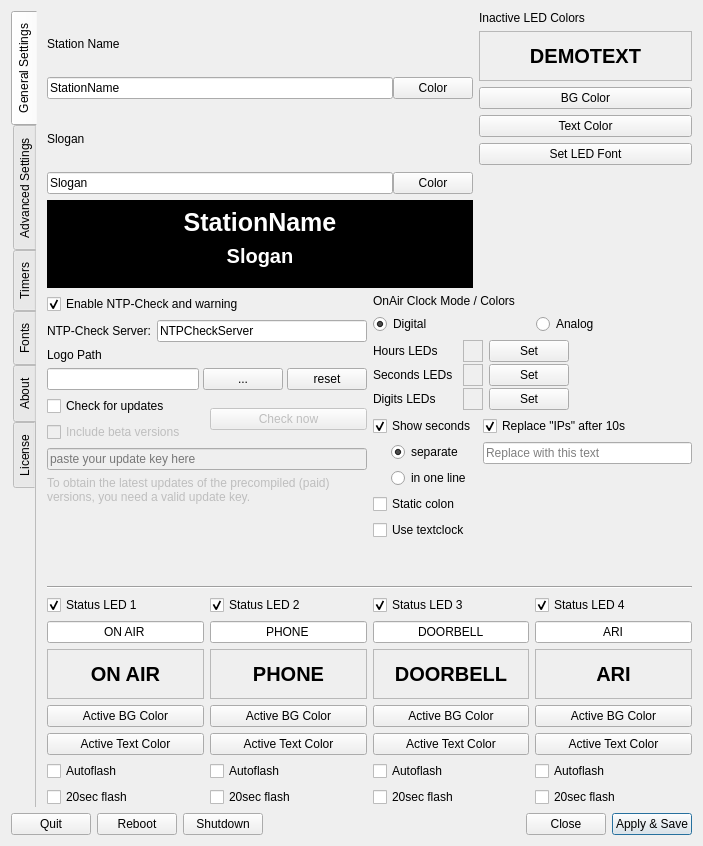
saschaludwig/OnAirScreen, file settings.ui: the form before one commit.
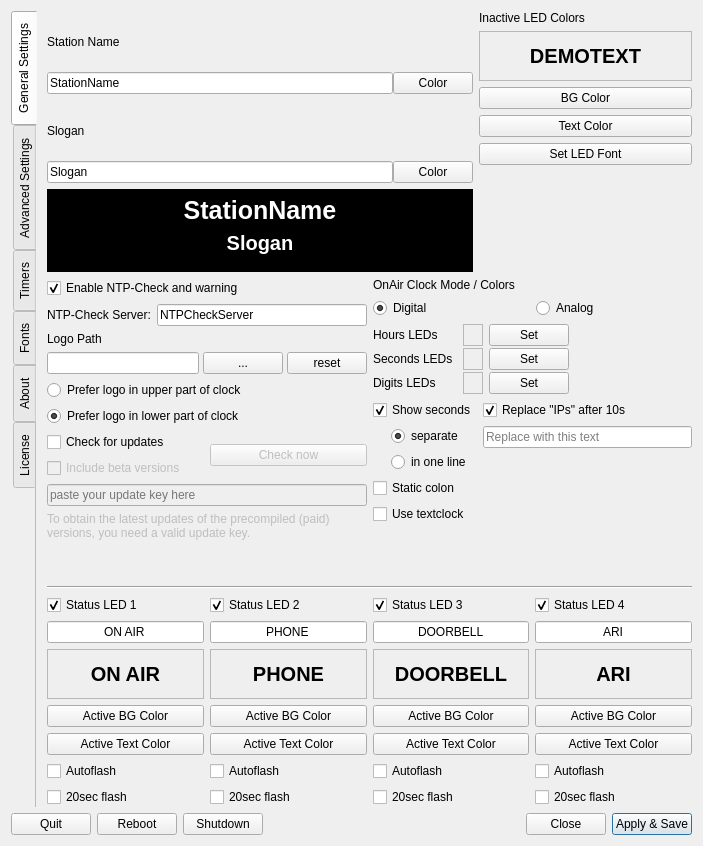
The form after the commit. Icons and pictures are not drawn.

Commit message: added preferred logo position, version bump to 0.9.6beta1

What changed in the file:
```diff
--- a/settings.ui
+++ b/settings.ui
@@ -992,6 +992,29 @@
              </item>
             </layout>
            </item>
+           <item>
+            <widget class="QRadioButton" name="radioButton_logo_upper">
+             <property name="text">
+              <string>Prefer logo in upper part of clock</string>
+             </property>
+             <attribute name="buttonGroup">
+              <string notr="true">buttonGroup_logo_position</string>
+             </attribute>
+            </widget>
+           </item>
+           <item>
+            <widget class="QRadioButton" name="radioButton_logo_lower">
+             <property name="text">
+              <string>Prefer logo in lower part of clock</string>
+             </property>
+             <property name="checked">
+              <bool>true</bool>
+             </property>
+             <attribute name="buttonGroup">
+              <string notr="true">buttonGroup_logo_position</string>
+             </attribute>
+            </widget>
+           </item>
            <item>
             <layout class="QHBoxLayout" name="horizontalLayout_16">
              <item>
```
Left out of the diff: 1 changed line with no effect on the pictures. The commit also changes 6 other files.
